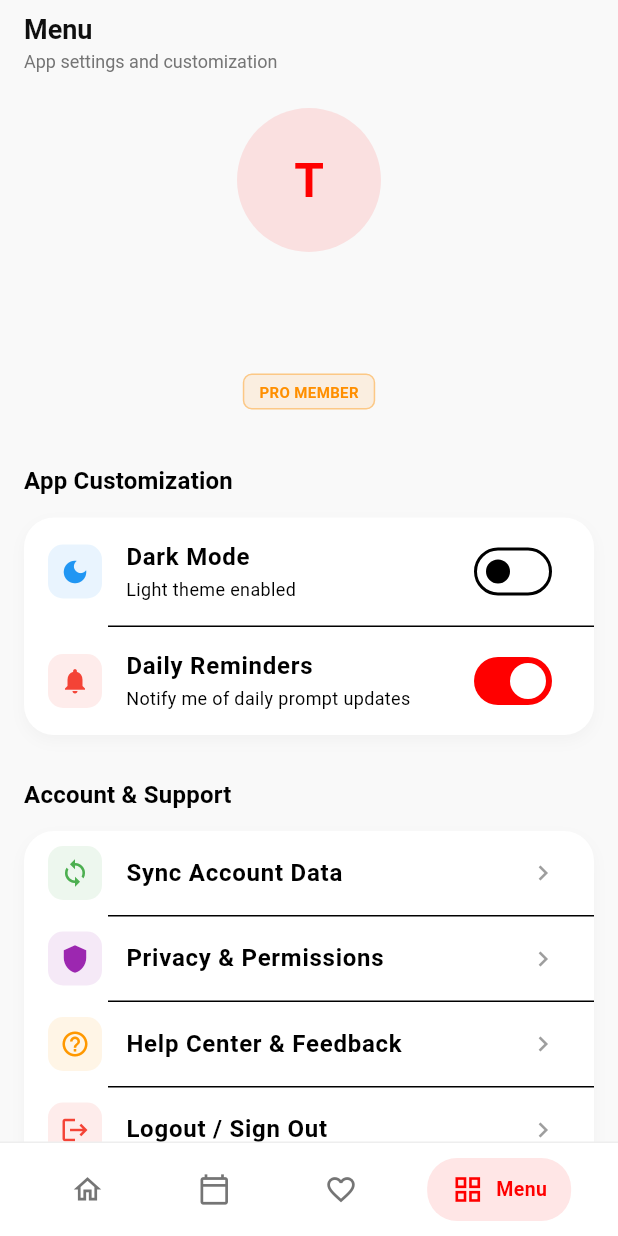
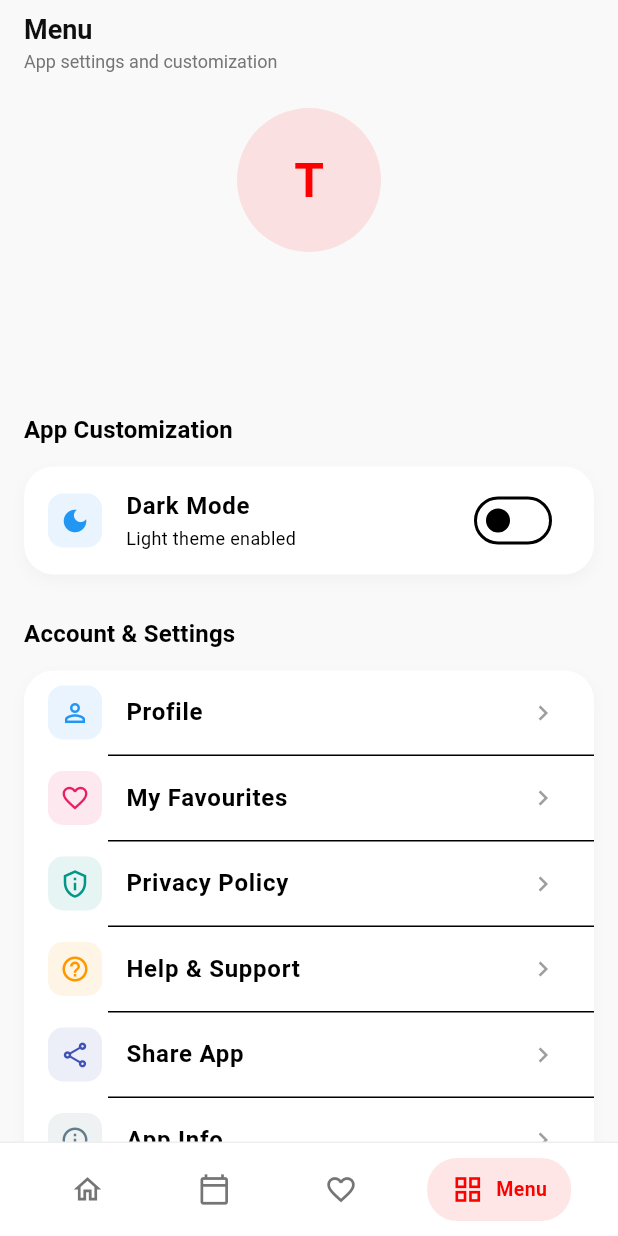
Before and after one commit to SurajChaurasia84/Try-Prompt, a Flutter app: the screen it shows once a user with an empty profile is signed in, item 4 of the bottom bar chosen, on a phone screen of 412 x 824 dp. Run offline on Flutter 3.47's test engine with Material 3 defaults, Android fonts, the phone set to English and light mode, and no system bars; our stand-ins replace firebase_auth, firebase_core, google_sign_in; accounts and stored records are empty.

Commit message:
feat: update menu tab

```diff
--- a/lib/screens/tabs/menu_tab.dart
+++ b/lib/screens/tabs/menu_tab.dart
@@ -66,29 +66,6 @@ class MenuTab extends StatelessWidget {
                           color: isDark ? Colors.grey[400] : Colors.grey[600],
                         ),
                   ),
-                  const SizedBox(height: 10),
-                  Container(
-                    padding: const EdgeInsets.symmetric(
-                      horizontal: 10,
-                      vertical: 4,
-                    ),
-                    decoration: BoxDecoration(
-                      color: Colors.amber[800]?.withValues(alpha: 0.1),
-                      borderRadius: BorderRadius.circular(6),
-                      border: Border.all(
-                        color: Colors.amber[800]!.withValues(alpha: 0.4),
-                        width: 1,
-                      ),
-                    ),
-                    child: Text(
-                      'PRO MEMBER',
-                      style: TextStyle(
-                        color: Colors.amber[800],
-                        fontSize: 10,
-                        fontWeight: FontWeight.bold,
-                      ),
-                    ),
-                  ),
                 ],
               ),
             ),
@@ -148,36 +125,6 @@ class MenuTab extends StatelessWidget {
                       },
                     ),
                   ),
-                  const Divider(height: 1, indent: 56),
-
-                  // Notifications Switch
-                  ListTile(
-                    leading: Container(
-                      padding: const EdgeInsets.all(8),
-                      decoration: BoxDecoration(
-                        color: Colors.red.withValues(alpha: 0.1),
-                        borderRadius: BorderRadius.circular(10),
-                      ),
-                      child: const Icon(
-                        Icons.notifications,
-                        color: Colors.red,
-                        size: 20,
-                      ),
-                    ),
-                    title: const Text(
-                      'Daily Reminders',
-                      style: TextStyle(fontWeight: FontWeight.w600),
-                    ),
-                    subtitle: const Text(
-                      'Notify me of daily prompt updates',
-                      style: TextStyle(fontSize: 12),
-                    ),
-                    trailing: Switch(
-                      value: true,
-                      activeTrackColor: primaryColor,
-                      onChanged: (bool value) {},
-                    ),
-                  ),
                 ],
               ),
             ),
@@ -185,7 +132,7 @@ class MenuTab extends StatelessWidget {
 
             // More Options Title
             Text(
-              'Account & Support',
+              'Account & Settings',
               style: Theme.of(context).textTheme.titleMedium?.copyWith(
                     fontWeight: FontWeight.bold,
                   ),
@@ -209,30 +156,51 @@ class MenuTab extends StatelessWidget {
                 children: [
                   _buildSettingRow(
                     context,
-                    icon: Icons.sync,
-                    iconColor: Colors.green,
-                    title: 'Sync Account Data',
+                    icon: Icons.person_outline,
+                    iconColor: Colors.blue,
+                    title: 'Profile',
                   ),
                   const Divider(height: 1, indent: 56),
                   _buildSettingRow(
                     context,
-                    icon: Icons.shield,
-                    iconColor: Colors.purple,
-                    title: 'Privacy & Permissions',
+                    icon: Icons.favorite_border,
+                    iconColor: Colors.pink,
+                    title: 'My Favourites',
+                  ),
+                  const Divider(height: 1, indent: 56),
+                  _buildSettingRow(
+                    context,
+                    icon: Icons.privacy_tip_outlined,
+                    iconColor: Colors.teal,
+                    title: 'Privacy Policy',
                   ),
                   const Divider(height: 1, indent: 56),
                   _buildSettingRow(
                     context,
                     icon: Icons.help_outline,
                     iconColor: Colors.orange,
-                    title: 'Help Center & Feedback',
+                    title: 'Help & Support',
+                  ),
+                  const Divider(height: 1, indent: 56),
+                  _buildSettingRow(
+                    context,
+                    icon: Icons.share_outlined,
+                    iconColor: Colors.indigo,
+                    title: 'Share App',
+                  ),
+                  const Divider(height: 1, indent: 56),
+                  _buildSettingRow(
+                    context,
+                    icon: Icons.info_outline,
+                    iconColor: Colors.blueGrey,
+                    title: 'App Info',
                   ),
                   const Divider(height: 1, indent: 56),
                   _buildSettingRow(
                     context,
                     icon: Icons.logout,
                     iconColor: Colors.red,
-                    title: 'Logout / Sign Out',
+                    title: 'Logout',
                     onTap: () async {
                       await GoogleSignIn().signOut();
                       await FirebaseAuth.instance.signOut();
```
